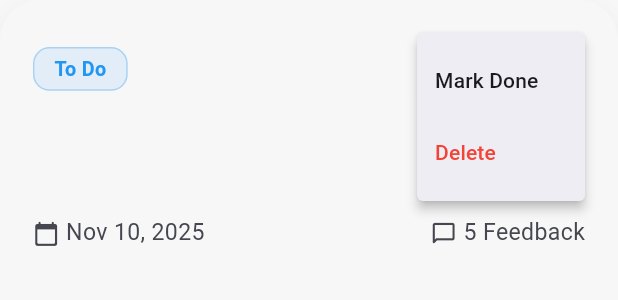
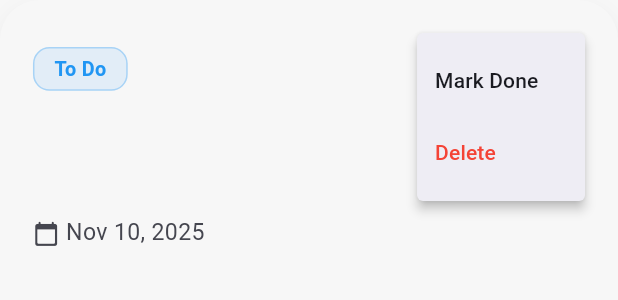
Before and after one commit to uche-hub/task-management-app, a Flutter app: the TaskListItem widget shown alone on an empty page, opened directly with empty values, after a tap on the "keyboard control" icon, on a phone screen of 412 x 824 dp. Shown: the top 300 px of the screen. Run offline on Flutter 3.47's test engine with Material 3 defaults, Android fonts, the phone set to English and light mode, and no system bars; our stand-ins replace flutter_riverpod, fluttericon, go_router, shimmer, sqflite; accounts and stored records are empty.

Commit message:
clean up

```diff
--- a/lib/features/presentation/widgets/task screen widgets/task_list_item.dart
+++ b/lib/features/presentation/widgets/task screen widgets/task_list_item.dart
@@ -105,22 +105,7 @@ class TaskListItem extends StatelessWidget {
                     color: isOverdue ? Colors.red : cs.onSurfaceVariant,
                     fontWeight: isOverdue ? FontWeight.bold : FontWeight.normal,
                   ),
-                ),
-                const Spacer(),
-
-                Icon(
-                  Icons.chat_bubble_outline_rounded,
-                  size: ResponsiveSize.icon(16),
-                  color: cs.onSurfaceVariant,
-                ),
-                SizedBox(width: ResponsiveSize.width(4)),
-                Text(
-                  '${(task.title.length * 3) % 20 + 5} Feedback', // Mock Data
-                  style: TextStyle(
-                    fontSize: ResponsiveSize.fontSize(14),
-                    color: cs.onSurfaceVariant,
-                  ),
-                ),
+                )
               ],
             ),
             SizedBox(height: ResponsiveSize.height(12)),
```
Also changed, not shown: lib/features/presentation/widgets/task editor widgets/editor_tag_management.dart (+5 -3 lines).
